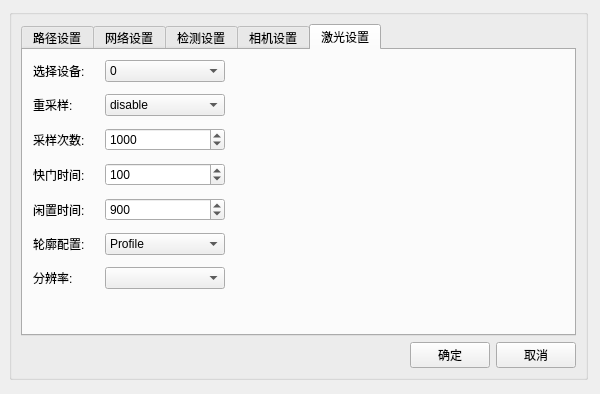
Above: settingDialog.ui from kof98765/scanControl before the change. Below: the same form after it.
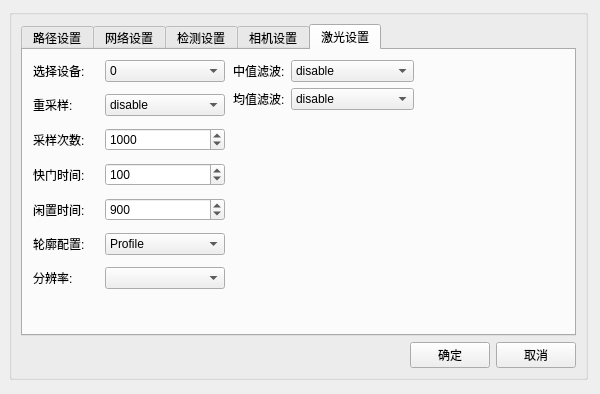
That is the form after the change.

```diff
--- a/settingDialog.ui
+++ b/settingDialog.ui
@@ -884,6 +884,80 @@
          </item>
         </layout>
        </widget>
+       <widget class="QWidget" name="formLayoutWidget_2">
+        <property name="geometry">
+         <rect>
+          <x>210</x>
+          <y>10</y>
+          <width>181</width>
+          <height>271</height>
+         </rect>
+        </property>
+        <layout class="QFormLayout" name="formLayout_2">
+         <item row="0" column="0">
+          <widget class="QLabel" name="label_27">
+           <property name="text">
+            <string>中值滤波:</string>
+           </property>
+          </widget>
+         </item>
+         <item row="0" column="1">
+          <widget class="QComboBox" name="median">
+           <item>
+            <property name="text">
+             <string>disable</string>
+            </property>
+           </item>
+           <item>
+            <property name="text">
+             <string>3</string>
+            </property>
+           </item>
+           <item>
+            <property name="text">
+             <string>5</string>
+            </property>
+           </item>
+           <item>
+            <property name="text">
+             <string>7</string>
+            </property>
+           </item>
+          </widget>
+         </item>
+         <item row="1" column="0">
+          <widget class="QLabel" name="label_28">
+           <property name="text">
+            <string>均值滤波:</string>
+           </property>
+          </widget>
+         </item>
+         <item row="1" column="1">
+          <widget class="QComboBox" name="average">
+           <item>
+            <property name="text">
+             <string>disable</string>
+            </property>
+           </item>
+           <item>
+            <property name="text">
+             <string>3</string>
+            </property>
+           </item>
+           <item>
+            <property name="text">
+             <string>5</string>
+            </property>
+           </item>
+           <item>
+            <property name="text">
+             <string>7</string>
+            </property>
+           </item>
+          </widget>
+         </item>
+        </layout>
+       </widget>
       </widget>
      </widget>
     </item>
```
Left out of the diff: 8 changed lines with no effect on the pictures.
